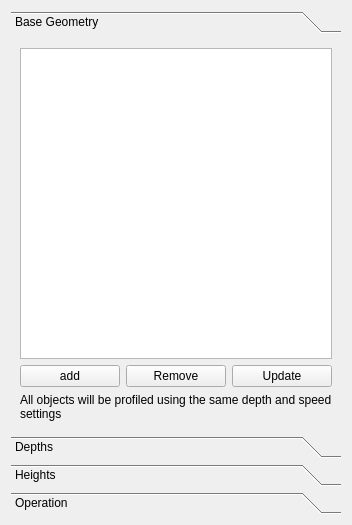
Qt form src/Mod/Path/Gui/Resources/panels/SurfaceEdit.ui (berndhahnebach/All_FreeCAD) before a commit.
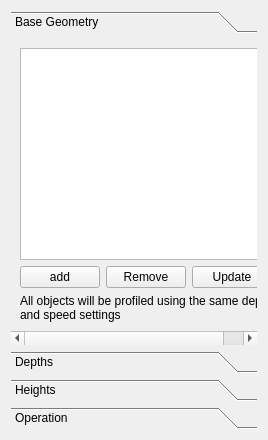
The same form after that commit. Icons and pictures are not drawn. Custom widgets are drawn as their Qt base class.

Diff of the .ui file:
```diff
--- a/src/Mod/Path/Gui/Resources/panels/SurfaceEdit.ui
+++ b/src/Mod/Path/Gui/Resources/panels/SurfaceEdit.ui
@@ -6,8 +6,8 @@
    <rect>
     <x>0</x>
     <y>0</y>
-    <width>352</width>
-    <height>525</height>
+    <width>268</width>
+    <height>440</height>
    </rect>
   </property>
   <property name="minimumSize">
@@ -33,8 +33,8 @@
        <rect>
         <x>0</x>
         <y>0</y>
-        <width>334</width>
-        <height>395</height>
+        <width>250</width>
+        <height>310</height>
        </rect>
       </property>
       <attribute name="icon">
```
Left out of the diff: 8 changed lines with no effect on the pictures.
